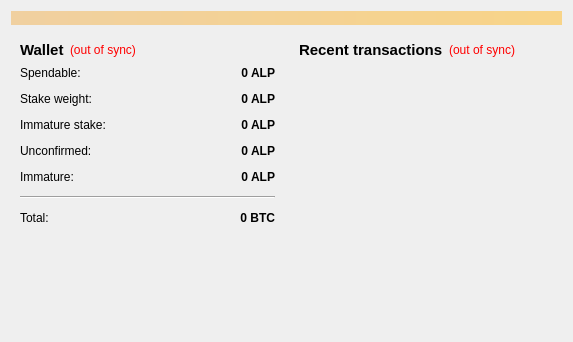
The window that src/qt/forms/overviewpage.ui (AlphaconTeam/AlphaconNetwork) describes before a commit, drawn with Qt 5.
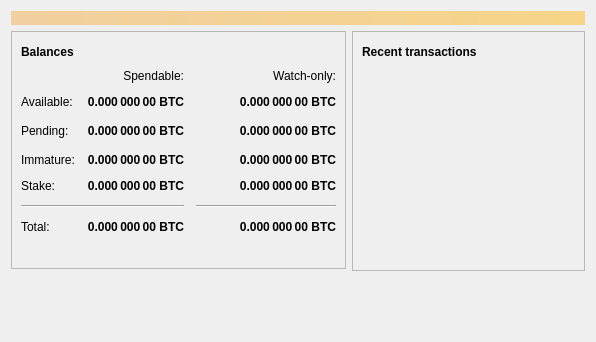
The same window after the commit. Icons and pictures are not drawn.

```diff
--- a/src/qt/forms/overviewpage.ui
+++ b/src/qt/forms/overviewpage.ui
@@ -6,7 +6,7 @@
    <rect>
     <x>0</x>
     <y>0</y>
-    <width>573</width>
+    <width>596</width>
     <height>342</height>
    </rect>
   </property>
@@ -20,8 +20,7 @@
       <bool>false</bool>
      </property>
      <property name="styleSheet">
-      <string notr="true">background-color: qlineargradient(x1: 0, y1: 0, x2: 1, y2: 0, stop:0 #F0D0A0, stop:1 #F8D488);  color:#000000
-</string>
+      <string notr="true">QLabel { background-color: qlineargradient(x1: 0, y1: 0, x2: 1, y2: 0, stop:0 #F0D0A0, stop:1 #F8D488); color:#000000; }</string>
      </property>
      <property name="wordWrap">
       <bool>true</bool>
@@ -36,7 +35,13 @@
      <item>
       <layout class="QVBoxLayout" name="verticalLayout_2">
        <item>
-        <widget class="QWidget" name="widget" native="true">
+        <widget class="QFrame" name="frame">
+         <property name="frameShape">
+          <enum>QFrame::StyledPanel</enum>
+         </property>
+         <property name="frameShadow">
+          <enum>QFrame::Raised</enum>
+         </property>
          <layout class="QVBoxLayout" name="verticalLayout_4">
           <item>
            <layout class="QHBoxLayout" name="horizontalLayout_4">
@@ -44,34 +49,50 @@
              <widget class="QLabel" name="label_5">
               <property name="font">
                <font>
-                <pointsize>11</pointsize>
                 <weight>75</weight>
                 <bold>true</bold>
                </font>
               </property>
               <property name="text">
-               <string>Wallet</string>
+               <string>Balances</string>
               </property>
              </widget>
             </item>
             <item>
-             <widget class="QLabel" name="labelWalletStatus">
+             <widget class="QPushButton" name="labelWalletStatus">
+              <property name="enabled">
+               <bool>false</bool>
+              </property>
+              <property name="maximumSize">
+               <size>
+                <width>30</width>
+                <height>16777215</height>
+               </size>
+              </property>
               <property name="toolTip">
-               <string>The displayed information may be out of date. Your wallet automatically synchronizes with the Alphacon network after a connection is established, but this process has not completed yet.</string>
-              </property>
-              <property name="styleSheet">
-               <string notr="true">QLabel { color: red; }</string>
+               <string>The displayed information may be out of date. Your wallet automatically synchronizes with the Bitcoin network after a connection is established, but this process has not completed yet.</string>
               </property>
               <property name="text">
-               <string notr="true">(out of sync)</string>
+               <string/>
               </property>
-              <property name="alignment">
-               <set>Qt::AlignLeading|Qt::AlignLeft|Qt::AlignVCenter</set>
+              <property name="icon">
+               <iconset resource="../bitcoin.qrc">
+                <normaloff>:/icons/warning</normaloff>
+                <disabledoff>:/icons/warning</disabledoff>:/icons/warning</iconset>
+              </property>
+              <property name="iconSize">
+               <size>
+                <width>24</width>
+                <height>24</height>
+               </size>
+              </property>
+              <property name="flat">
+               <bool>true</bool>
               </property>
              </widget>
             </item>
             <item>
-             <spacer name="horizontalSpacer_2">
+             <spacer name="horizontalSpacer_3">
               <property name="orientation">
                <enum>Qt::Horizontal</enum>
               </property>
@@ -86,25 +107,12 @@
            </layout>
           </item>
           <item>
-           <layout class="QFormLayout" name="formLayout_2">
-            <property name="fieldGrowthPolicy">
-             <enum>QFormLayout::AllNonFixedFieldsGrow</enum>
-            </property>
-            <property name="horizontalSpacing">
+           <layout class="QGridLayout" name="gridLayout">
+            <property name="spacing">
              <number>12</number>
             </property>
-            <property name="verticalSpacing">
-             <number>12</number>
-            </property>
-            <item row="0" column="0">
-             <widget class="QLabel" name="label">
-              <property name="text">
-               <string>Spendable:</string>
-              </property>
-             </widget>
-            </item>
-            <item row="0" column="1">
-             <widget class="QLabel" name="labelBalance">
+            <item row="2" column="2">
+             <widget class="QLabel" name="labelWatchPending">
               <property name="font">
                <font>
                 <weight>75</weight>
@@ -118,7 +126,7 @@
                <string>Your current spendable balance</string>
               </property>
               <property name="text">
-               <string notr="true">0 ALP</string>
+               <string notr="true">0.000 000 00 BTC</string>
               </property>
               <property name="alignment">
                <set>Qt::AlignRight|Qt::AlignTrailing|Qt::AlignVCenter</set>
@@ -128,78 +136,7 @@
               </property>
              </widget>
             </item>
-            <item row="1" column="0">
-             <widget class="QLabel" name="label_61">
-              <property name="text">
-               <string>Stake weight:</string>
-              </property>
-             </widget>
-            </item>
-            <item row="1" column="1">
-             <widget class="QLabel" name="labelStakeWeight">
-              <property name="font">
-               <font>
-                <weight>75</weight>
-                <bold>true</bold>
-               </font>
-              </property>
-              <property name="cursor">
-               <cursorShape>IBeamCursor</cursorShape>
-              </property>
-              <property name="toolTip">
-               <string>Total of coins that was staked</string>
-              </property>
-              <property name="text">
-               <string notr="true">0 ALP</string>
-              </property>
-              <property name="alignment">
-               <set>Qt::AlignRight|Qt::AlignTrailing|Qt::AlignVCenter</set>
-              </property>
-              <property name="textInteractionFlags">
-               <set>Qt::LinksAccessibleByMouse|Qt::TextSelectableByKeyboard|Qt::TextSelectableByMouse</set>
-              </property>
-             </widget>
-            </item>
-            <item row="2" column="0">
-             <widget class="QLabel" name="label_6">
-              <property name="text">
-               <string>Immature stake:</string>
-              </property>
-             </widget>
-            </item>
             <item row="2" column="1">
-             <widget class="QLabel" name="labelStake">
-              <property name="font">
-               <font>
-                <weight>75</weight>
-                <bold>true</bold>
-               </font>
-              </property>
-              <property name="cursor">
-               <cursorShape>IBeamCursor</cursorShape>
-              </property>
-              <property name="toolTip">
-               <string>Total of coins that was staked, and do not yet count toward the current balance</string>
-              </property>
-              <property name="text">
-               <string notr="true">0 ALP</string>
-              </property>
-              <property name="alignment">
-               <set>Qt::AlignRight|Qt::AlignTrailing|Qt::AlignVCenter</set>
-              </property>
-              <property name="textInteractionFlags">
-               <set>Qt::LinksAccessibleByMouse|Qt::TextSelectableByKeyboard|Qt::TextSelectableByMouse</set>
-              </property>
-             </widget>
-            </item>
-            <item row="3" column="0">
-             <widget class="QLabel" name="label_3">
-              <property name="text">
-               <string>Unconfirmed:</string>
-              </property>
-             </widget>
-            </item>
-            <item row="3" column="1">
              <widget class="QLabel" name="labelUnconfirmed">
               <property name="font">
                <font>
@@ -214,7 +151,7 @@
                <string>Total of transactions that have yet to be confirmed, and do not yet count toward the current balance</string>
               </property>
               <property name="text">
-               <string notr="true">0 ALP</string>
+               <string notr="true">0.000 000 00 BTC</string>
               </property>
               <property name="alignment">
                <set>Qt::AlignRight|Qt::AlignTrailing|Qt::AlignVCenter</set>
@@ -224,15 +161,8 @@
               </property>
              </widget>
             </item>
-            <item row="4" column="0">
-             <widget class="QLabel" name="labelImmatureText">
-              <property name="text">
-               <string>Immature:</string>
-              </property>
-             </widget>
-            </item>
-            <item row="4" column="1">
-             <widget class="QLabel" name="labelImmature">
+            <item row="3" column="2">
+             <widget class="QLabel" name="labelWatchImmature">
               <property name="font">
                <font>
                 <weight>75</weight>
@@ -243,7 +173,7 @@
                <string>Mined balance that has not yet matured</string>
               </property>
               <property name="text">
-               <string notr="true">0 ALP</string>
+               <string notr="true">0.000 000 00 BTC</string>
               </property>
               <property name="alignment">
                <set>Qt::AlignRight|Qt::AlignTrailing|Qt::AlignVCenter</set>
@@ -260,6 +190,25 @@
               </property>
              </widget>
             </item>
+            <item row="5" column="2">
+             <widget class="Line" name="lineWatchBalance">
+              <property name="sizePolicy">
+               <sizepolicy hsizetype="Preferred" vsizetype="Fixed">
+                <horstretch>0</horstretch>
+                <verstretch>0</verstretch>
+               </sizepolicy>
+              </property>
+              <property name="minimumSize">
+               <size>
+                <width>140</width>
+                <height>0</height>
+               </size>
+              </property>
+              <property name="orientation">
+               <enum>Qt::Horizontal</enum>
+              </property>
+             </widget>
+            </item>
             <item row="6" column="0">
              <widget class="QLabel" name="labelTotalText">
               <property name="text">
@@ -267,6 +216,51 @@
               </property>
              </widget>
             </item>
+            <item row="3" column="1">
+             <widget class="QLabel" name="labelImmature">
+              <property name="font">
+               <font>
+                <weight>75</weight>
+                <bold>true</bold>
+               </font>
+              </property>
+              <property name="cursor">
+               <cursorShape>IBeamCursor</cursorShape>
+              </property>
+              <property name="toolTip">
+               <string>Mined balance that has not yet matured</string>
+              </property>
+              <property name="text">
+               <string notr="true">0.000 000 00 BTC</string>
+              </property>
+              <property name="alignment">
+               <set>Qt::AlignRight|Qt::AlignTrailing|Qt::AlignVCenter</set>
+              </property>
+              <property name="textInteractionFlags">
+               <set>Qt::LinksAccessibleByMouse|Qt::TextSelectableByKeyboard|Qt::TextSelectableByMouse</set>
+              </property>
+             </widget>
+            </item>
+            <item row="2" column="3">
+             <spacer name="horizontalSpacer_2">
+              <property name="orientation">
+               <enum>Qt::Horizontal</enum>
+              </property>
+              <property name="sizeHint" stdset="0">
+               <size>
+                <width>40</width>
+                <height>20</height>
+               </size>
+              </property>
+             </spacer>
+            </item>
+            <item row="3" column="0">
+             <widget class="QLabel" name="labelImmatureText">
+              <property name="text">
+               <string>Immature:</string>
+              </property>
+             </widget>
+            </item>
             <item row="6" column="1">
              <widget class="QLabel" name="labelTotal">
               <property name="font">
@@ -282,7 +276,7 @@
                <string>Your current total balance</string>
               </property>
               <property name="text">
-               <string notr="true">0 BTC</string>
+               <string notr="true">0.000 000 00 BTC</string>
               </property>
               <property name="alignment">
                <set>Qt::AlignRight|Qt::AlignTrailing|Qt::AlignVCenter</set>
@@ -292,8 +286,191 @@
               </property>
              </widget>
             </item>
+            <item row="6" column="2">
+             <widget class="QLabel" name="labelWatchTotal">
+              <property name="font">
+               <font>
+                <weight>75</weight>
+                <bold>true</bold>
+               </font>
+              </property>
+              <property name="cursor">
+               <cursorShape>IBeamCursor</cursorShape>
+              </property>
+              <property name="toolTip">
+               <string>Current total balance in watch-only addresses</string>
+              </property>
+              <property name="text">
+               <string notr="true">0.000 000 00 BTC</string>
+              </property>
+              <property name="alignment">
+               <set>Qt::AlignRight|Qt::AlignTrailing|Qt::AlignVCenter</set>
+              </property>
+              <property name="textInteractionFlags">
+               <set>Qt::LinksAccessibleByMouse|Qt::TextSelectableByKeyboard|Qt::TextSelectableByMouse</set>
+              </property>
+             </widget>
+            </item>
+            <item row="0" column="2">
+             <widget class="QLabel" name="labelWatchonly">
+              <property name="text">
+               <string>Watch-only:</string>
+              </property>
+              <property name="alignment">
+               <set>Qt::AlignRight|Qt::AlignTrailing|Qt::AlignVCenter</set>
+              </property>
+             </widget>
+            </item>
+            <item row="1" column="0">
+             <widget class="QLabel" name="labelBalanceText">
+              <property name="text">
+               <string>Available:</string>
+              </property>
+             </widget>
+            </item>
+            <item row="1" column="1">
+             <widget class="QLabel" name="labelBalance">
+              <property name="font">
+               <font>
+                <weight>75</weight>
+                <bold>true</bold>
+               </font>
+              </property>
+              <property name="cursor">
+               <cursorShape>IBeamCursor</cursorShape>
+              </property>
+              <property name="toolTip">
+               <string>Your current spendable balance</string>
+              </property>
+              <property name="text">
+               <string notr="true">0.000 000 00 BTC</string>
+              </property>
+              <property name="alignment">
+               <set>Qt::AlignRight|Qt::AlignTrailing|Qt::AlignVCenter</set>
+              </property>
+              <property name="textInteractionFlags">
+               <set>Qt::LinksAccessibleByMouse|Qt::TextSelectableByKeyboard|Qt::TextSelectableByMouse</set>
+              </property>
+             </widget>
+            </item>
+            <item row="1" column="2">
+             <widget class="QLabel" name="labelWatchAvailable">
+              <property name="font">
+               <font>
+                <weight>75</weight>
+                <bold>true</bold>
+               </font>
+              </property>
+              <property name="cursor">
+               <cursorShape>IBeamCursor</cursorShape>
+              </property>
+              <property name="toolTip">
+               <string>Your current balance in watch-only addresses</string>
+              </property>
+              <property name="text">
+               <string notr="true">0.000 000 00 BTC</string>
+              </property>
+              <property name="alignment">
+               <set>Qt::AlignRight|Qt::AlignTrailing|Qt::AlignVCenter</set>
+              </property>
+              <property name="textInteractionFlags">
+               <set>Qt::LinksAccessibleByMouse|Qt::TextSelectableByKeyboard|Qt::TextSelectableByMouse</set>
+              </property>
+             </widget>
+            </item>
+            <item row="2" column="0">
+             <widget class="QLabel" name="labelPendingText">
+              <property name="text">
+               <string>Pending:</string>
+              </property>
+             </widget>
+            </item>
+            <item row="0" column="1">
+             <widget class="QLabel" name="labelSpendable">
+              <property name="text">
+               <string>Spendable:</string>
+              </property>
+              <property name="alignment">
+               <set>Qt::AlignRight|Qt::AlignTrailing|Qt::AlignVCenter</set>
+              </property>
+             </widget>
+            </item>
+            <item row="4" column="0">
+             <widget class="QLabel" name="labelStakeText">
+              <property name="text">
+               <string>Stake:</string>
+              </property>
+             </widget>
+            </item>
+            <item row="4" column="1">
+             <widget class="QLabel" name="labelStake">
+              <property name="font">
+               <font>
+                <weight>75</weight>
+                <bold>true</bold>
+               </font>
+              </property>
+              <property name="text">
+               <string>0.000 000 00 BTC</string>
+              </property>
+              <property name="alignment">
+               <set>Qt::AlignRight|Qt::AlignTrailing|Qt::AlignVCenter</set>
+              </property>
+              <property name="textInteractionFlags">
+               <set>Qt::LinksAccessibleByMouse|Qt::TextSelectableByKeyboard|Qt::TextSelectableByMouse</set>
+              </property>
+             </widget>
+            </item>
+            <item row="4" column="2">
+             <widget class="QLabel" name="labelWatchStake">
+              <property name="font">
+               <font>
+                <weight>75</weight>
+                <bold>true</bold>
+               </font>
+              </property>
+              <property name="text">
+               <string>0.000 000 00 BTC</string>
+              </property>
+              <property name="alignment">
+               <set>Qt::AlignRight|Qt::AlignTrailing|Qt::AlignVCenter</set>
+              </property>
+              <property name="textInteractionFlags">
+               <set>Qt::LinksAccessibleByMouse|Qt::TextSelectableByKeyboard|Qt::TextSelectableByMouse</set>
+              </property>
+             </widget>
+            </item>
+            <item row="2" column="3">
+             <spacer name="horizontalSpacer_21">
+              <property name="orientation">
+               <enum>Qt::Horizontal</enum>
+              </property>
+              <property name="sizeHint" stdset="0">
+               <size>
+                <width>40</width>
+                <height>20</height>
+               </size>
+              </property>
+             </spacer>
+            </item>
            </layout>
           </item>
+          <item>
+           <spacer name="verticalSpacer_3">
+            <property name="orientation">
+             <enum>Qt::Vertical</enum>
+            </property>
+            <property name="sizeType">
+             <enum>QSizePolicy::Fixed</enum>
+            </property>
+            <property name="sizeHint" stdset="0">
+             <size>
+              <width>20</width>
+              <height>25</height>
+             </size>
+            </property>
+           </spacer>
+          </item>
          </layout>
         </widget>
        </item>
@@ -315,7 +492,13 @@
      <item>
       <layout class="QVBoxLayout" name="verticalLayout_3">
        <item>
-        <widget class="QWidget" name="widget_2" native="true">
+        <widget class="QFrame" name="frame_2">
+         <property name="frameShape">
+          <enum>QFrame::StyledPanel</enum>
+         </property>
+         <property name="frameShadow">
+          <enum>QFrame::Raised</enum>
+         </property>
          <layout class="QVBoxLayout" name="verticalLayout">
           <item>
            <layout class="QHBoxLayout" name="horizontalLayout_2">
@@ -323,29 +506,45 @@
              <widget class="QLabel" name="label_4">
               <property name="font">
                <font>
-                <pointsize>11</pointsize>
                 <weight>75</weight>
                 <bold>true</bold>
                </font>
               </property>
               <property name="text">
-               <string>&lt;b&gt;Recent transactions&lt;/b&gt;</string>
+               <string>Recent transactions</string>
               </property>
              </widget>
             </item>
             <item>
-             <widget class="QLabel" name="labelTransactionsStatus">
+             <widget class="QPushButton" name="labelTransactionsStatus">
+              <property name="enabled">
+               <bool>false</bool>
+              </property>
+              <property name="maximumSize">
+               <size>
+                <width>30</width>
+                <height>16777215</height>
+               </size>
+              </property>
               <property name="toolTip">
-               <string>The displayed information may be out of date. Your wallet automatically synchronizes with the Alphacon network after a connection is established, but this process has not completed yet.</string>
-              </property>
-              <property name="styleSheet">
-               <string notr="true">QLabel { color: red; }</string>
+               <string>The displayed information may be out of date. Your wallet automatically synchronizes with the Bitcoin network after a connection is established, but this process has not completed yet.</string>
               </property>
               <property name="text">
-               <string notr="true">(out of sync)</string>
+               <string/>
               </property>
-              <property name="alignment">
-               <set>Qt::AlignRight|Qt::AlignTrailing|Qt::AlignVCenter</set>
+              <property name="icon">
+               <iconset resource="../bitcoin.qrc">
+                <normaloff>:/icons/warning</normaloff>
+                <disabledoff>:/icons/warning</disabledoff>:/icons/warning</iconset>
+              </property>
+              <property name="iconSize">
+               <size>
+                <width>24</width>
+                <height>24</height>
+               </size>
+              </property>
+              <property name="flat">
+               <bool>true</bool>
               </property>
              </widget>
             </item>
@@ -386,6 +585,19 @@
          </layout>
         </widget>
        </item>
+       <item>
+        <spacer name="verticalSpacer_2">
+         <property name="orientation">
+          <enum>Qt::Vertical</enum>
+         </property>
+         <property name="sizeHint" stdset="0">
+          <size>
+           <width>20</width>
+           <height>40</height>
+          </size>
+         </property>
+        </spacer>
+       </item>
       </layout>
      </item>
     </layout>
```
Left out of the diff: 12 changed lines with no effect on the pictures.
